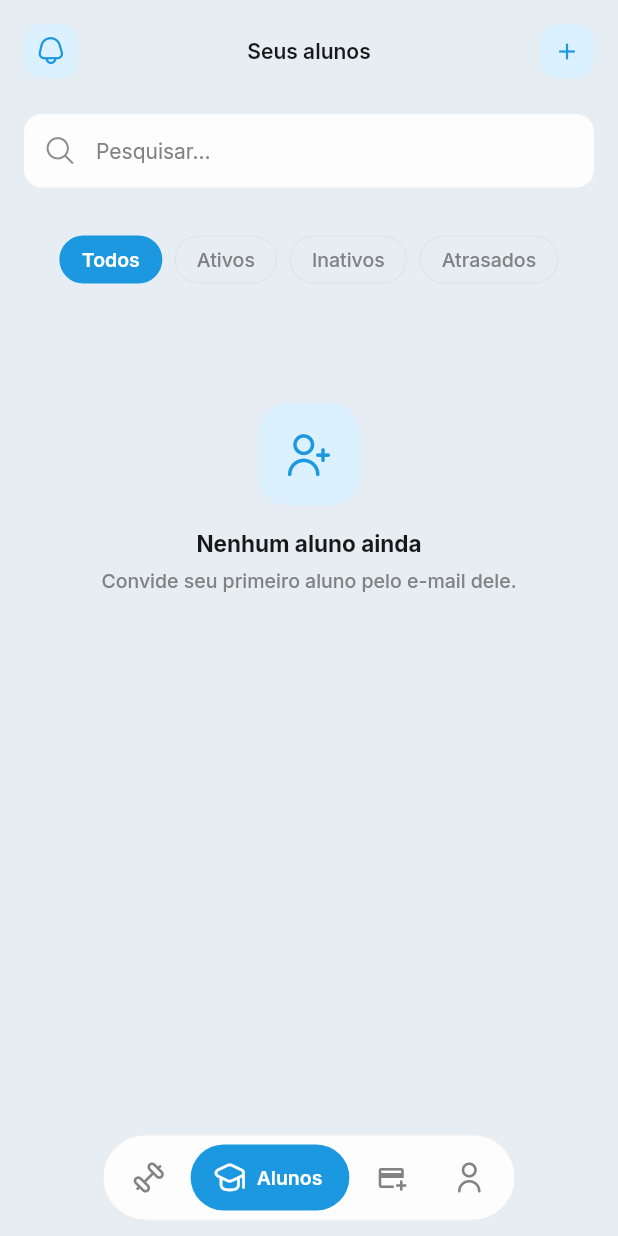
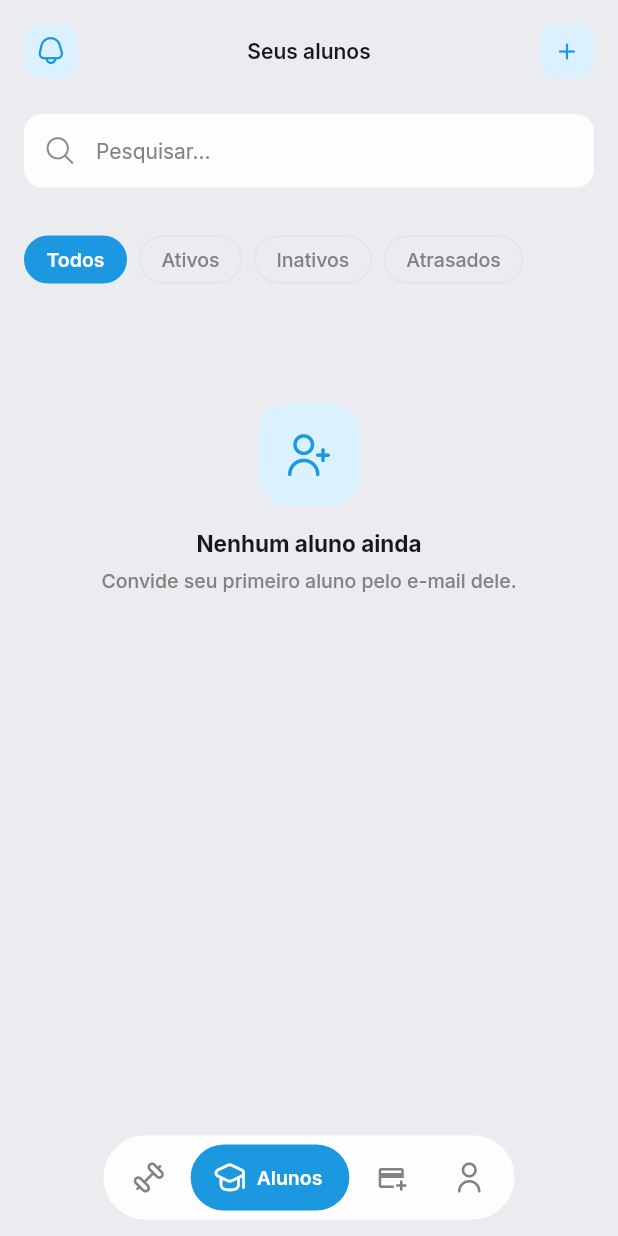
Before and after one commit to PedroasoLuiz/datafit, a Flutter app: the AlunoWidget screen opened by its route, on a phone screen of 412 x 824 dp. Run offline on Flutter 3.47's test engine with Material 3 defaults, Android fonts, the phone set to English and light mode, and no system bars; drawn by our look-alikes of badges, flutter_animate; our stand-ins replace auto_size_text, cached_network_image, calendar_date_picker2, carousel_slider, dropdown_button2, easy_debounce and 22 more; missing offline and left inert: json_path, mime_type, webview_flutter_android, webviewx_plus; accounts and stored records are empty; network calls fail.

Commit message:
Ajustes de acabamento: cinza do tema, WhatsApp, card do aluno e chips
- secondaryBackground de #E6EEF4 para #EAECF0. A primeira tentativa foi longe
  demais: 38% de saturacao ja lia como azul claro. Agora ~11%, entao mantem o
  passo mais escuro mas volta a ler como cinza frio.
- Swipe do aluno usa o icone real do WhatsApp (FontAwesomeIcons.whatsapp) no
  lugar do balao de mensagem generico.
- Card do aluno preenche a faixa inteira: o separador de 16px do ListView era
  espaco morto entre a linha divisoria e o card — ficava fora do InkWell e do
  fundo do swipe. O respiro virou padding dentro do item.
- Chips de filtro encostam a esquerda de verdade. Um SingleChildScrollView
  horizontal encolhe ate a largura do conteudo e, dentro de uma Column (que
  centraliza por padrao), a linha aparecia no meio mesmo com
  MainAxisAlignment.start. Agora o componente ocupa a largura toda.

Co-Authored-By: Claude Opus 5 <noreply@anthropic.com>

```diff
--- a/datafit/dependencies/ff_theme/lib/flutter_flow/flutter_flow_theme.dart
+++ b/datafit/dependencies/ff_theme/lib/flutter_flow/flutter_flow_theme.dart
@@ -128,10 +128,14 @@ class LightModeTheme extends FlutterFlowTheme {
   late Color secondaryText = const Color(0xFF828282);
   late Color primaryBackground = const Color(0xFFFDFDFD);
 
-  // Cinza de fundo das telas. Era 0xFFF2F4F7 — praticamente neutro (saturação
-  // ~2%) e bem claro. Puxado para o azul do primary (#1B98E0, matiz 202°) e
-  // escurecido um passo: matiz 206°, saturação 38%, luminosidade 95,9% → 93%.
-  late Color secondaryBackground = const Color(0xFFE6EEF4);
+  // Cinza de fundo das telas.
+  //
+  // 0xFFF2F4F7 (original) era neutro demais e claro demais; 0xFFE6EEF4 (a
+  // primeira tentativa) puxou azul demais — saturação de 38% já lia como
+  // "azul claro", não como cinza. Aqui fica o meio: mantém o passo mais
+  // escuro, mas com saturação baixa (~11%), então volta a ler como cinza
+  // frio em vez de azul.
+  late Color secondaryBackground = const Color(0xFFEAECF0);
   late Color accent1 = const Color(0xFFDCF1FF);
   late Color accent2 = const Color(0xFFFFDCCA);
   late Color accent3 = const Color(0xFFFAF0D0);
--- a/datafit/lib/components/chip_filtro.dart
+++ b/datafit/lib/components/chip_filtro.dart
@@ -82,7 +82,17 @@ class LinhaChipsFiltro extends StatelessWidget {
 
   @override
   Widget build(BuildContext context) {
-    return SingleChildScrollView(
+    // `width: double.infinity` não é enfeite: um SingleChildScrollView
+    // horizontal encolhe até a largura do conteúdo, e como as telas montam
+    // isso dentro de uma Column (que centraliza por padrão), a linha de chips
+    // aparecia centralizada mesmo com `MainAxisAlignment.start`. Ocupando a
+    // largura toda, os chips encostam à esquerda de verdade.
+    //
+    // O respiro lateral é `padding` e não `margin` de propósito: assim os
+    // chips deslizam por baixo da borda quando a linha rola.
+    return SizedBox(
+      width: double.infinity,
+      child: SingleChildScrollView(
         scrollDirection: Axis.horizontal,
         padding: EdgeInsetsDirectional.fromSTEB(
             paddingHorizontal, 0.0, paddingHorizontal, 0.0),
@@ -96,6 +106,7 @@ class LinhaChipsFiltro extends StatelessWidget {
             ],
           ],
         ),
+      ),
     );
   }
 }
--- a/datafit/pubspec.yaml
+++ b/datafit/pubspec.yaml
@@ -15,7 +15,7 @@ publish_to: 'none' # Remove this line if you wish to publish to pub.dev
 # In iOS, build-name is used as CFBundleShortVersionString while build-number used as CFBundleVersion.
 # Read more about iOS versioning at
 # https://developer.apple.com/library/archive/documentation/General/Reference/InfoPlistKeyReference/Articles/CoreFoundationKeys.html
-version: 1.0.8+3
+version: 1.0.9+4
 
 environment:
   sdk: ">=3.0.0 <4.0.0"
```
Also changed, not shown: datafit/lib/pages/alunos/aluno/aluno_widget.dart (+10 -5 lines). Lines whose indentation alone changed are shown as unchanged.
